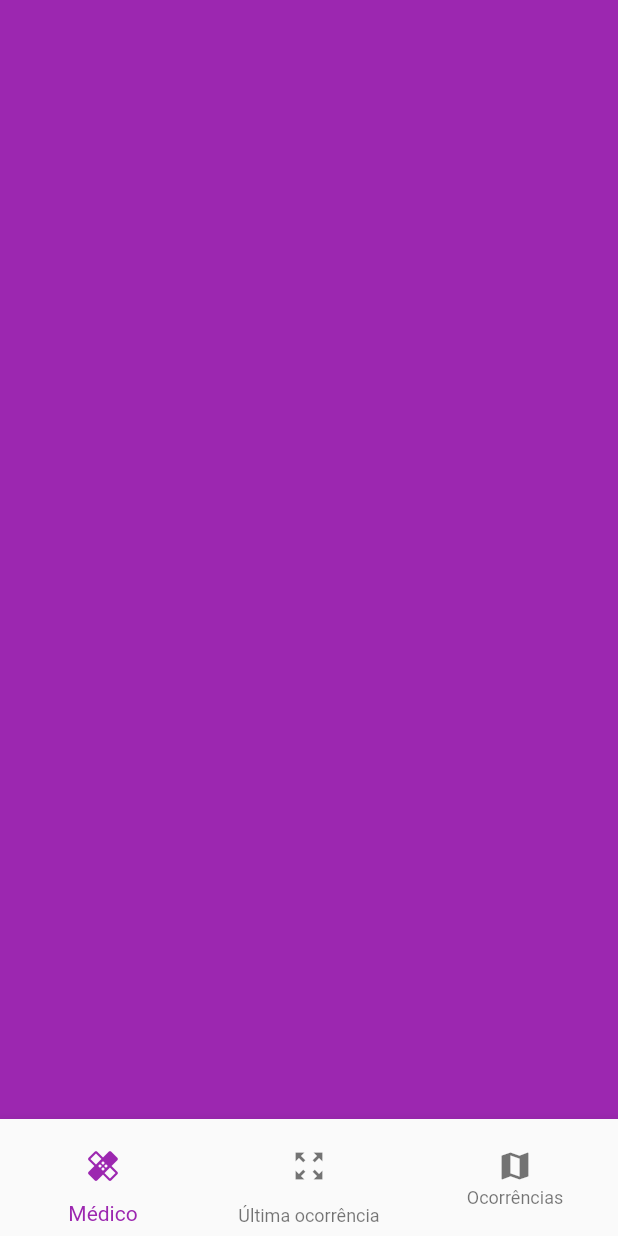
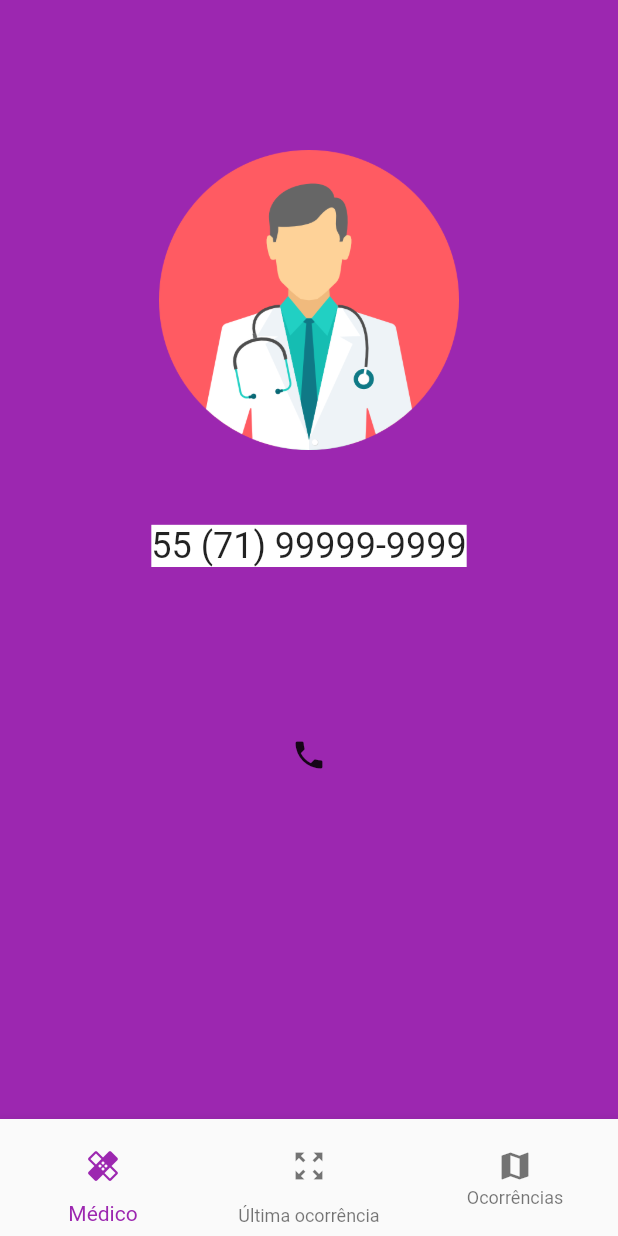
Before and after one commit to HaroldBeyer/smart-wheelchair-mobile, a Flutter app: the DoctorPage screen opened directly, on a phone screen of 412 x 824 dp. Run offline on Flutter 3.47's test engine with Material 2 defaults, Android fonts, the phone set to English and light mode, and no system bars; our stand-ins replace firebase_auth, firebase_core, firebase_database, flutter_login, flutter_map, latlong and 1 more; accounts and stored records are empty.

Commit message:
Adding doctor page

```diff
--- a/lib/pages/doctor.page.dart
+++ b/lib/pages/doctor.page.dart
@@ -5,9 +5,44 @@ class DoctorPage extends StatelessWidget {
   @override
   Widget build(BuildContext context) {
     return Scaffold(
-      bottomNavigationBar: CustomNavigationBar(pos: 2,),
+      bottomNavigationBar: CustomNavigationBar(
+        pos: 2,
+      ),
       backgroundColor: Colors.purple,
-      body: Container(),
+      body: Container(
+        alignment: Alignment.center,
+        child: Column(
+          children: [
+            SizedBox(
+              height: 100,
+            ),
+            Image.asset(
+              'assets/images/doctor.png',
+              height: 200,
+              width: 200,
+              alignment: Alignment.topCenter,
+              // alignment: Alignment.center,
+            ),
+            SizedBox(
+              height: 50,
+            ),
+            Container(
+              child: Text(
+                "55 (71) 99999-9999",
+                style: TextStyle(fontSize: 24, backgroundColor: Colors.white),
+              ),
+            ),
+            SizedBox(
+              height: 50,
+            ),
+            Container(
+              child: Icon(Icons.phone),
+              height: 150,
+              width: 350,
+            ),
+          ],
+        ),
+      ),
     );
   }
 }
--- a/pubspec.yaml
+++ b/pubspec.yaml
@@ -54,6 +54,7 @@ flutter:
   # To add assets to your application, add an assets section, like this:
   assets:
     - assets/images/wheelchair.png
+    - assets/images/doctor.png
   #   - images/a_dot_ham.jpeg
 
   # An image asset can refer to one or more resolution-specific "variants", see
```
Also changed, not shown: assets/images/doctor.png (added).
